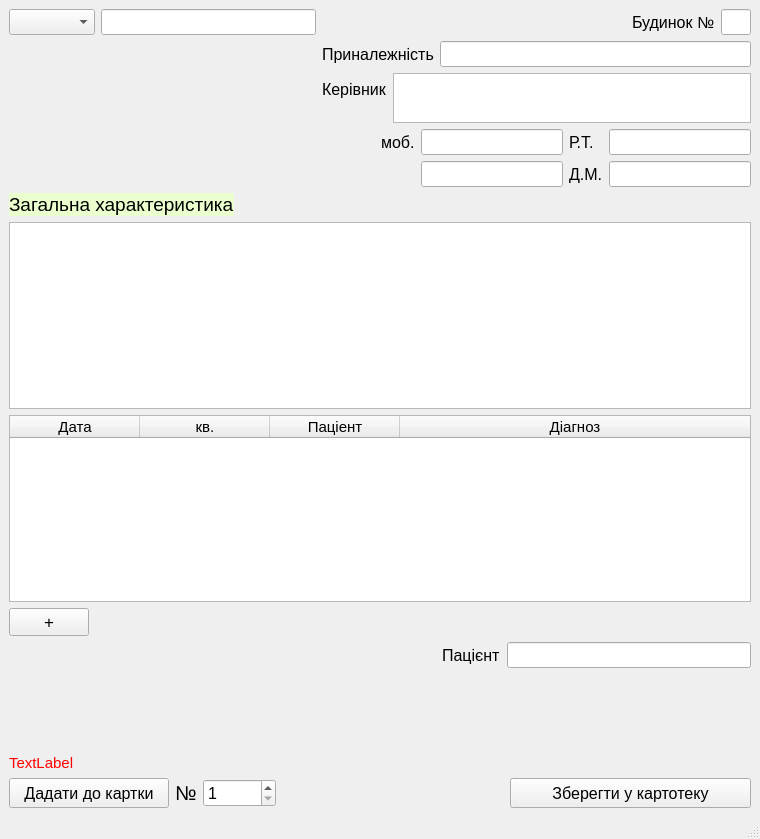
First picture: the form in case_record_file.ui, repository LiquorProg/katalog, before the edit.
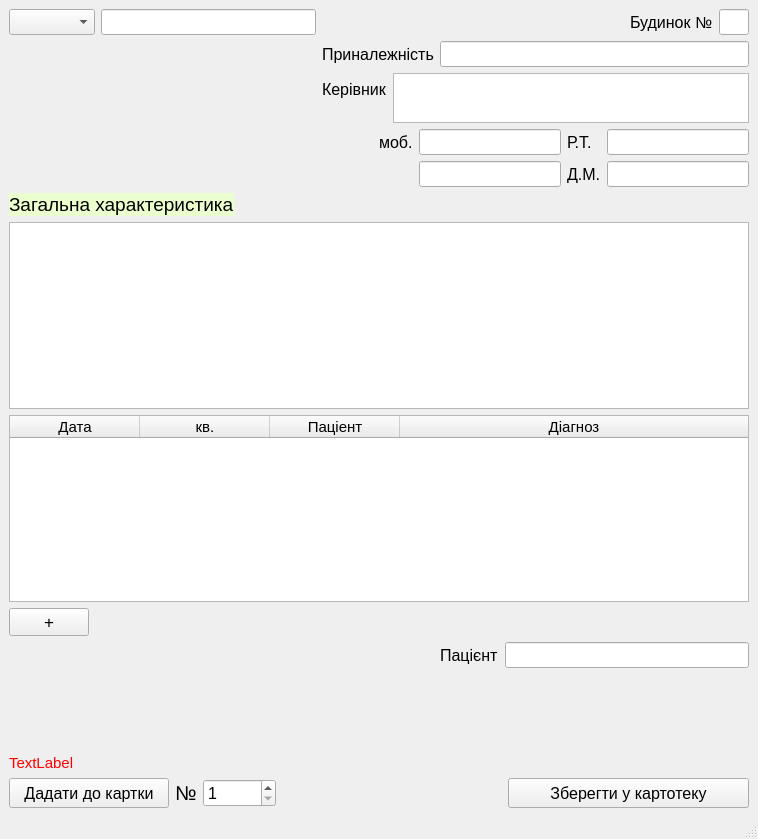
Second picture: the form after the edit.

```diff
--- a/case_record_file.ui
+++ b/case_record_file.ui
@@ -6,7 +6,7 @@
    <rect>
     <x>0</x>
     <y>0</y>
-    <width>760</width>
+    <width>758</width>
     <height>839</height>
    </rect>
   </property>
```
Left out of the diff: 2 changed lines with no effect on the pictures.
